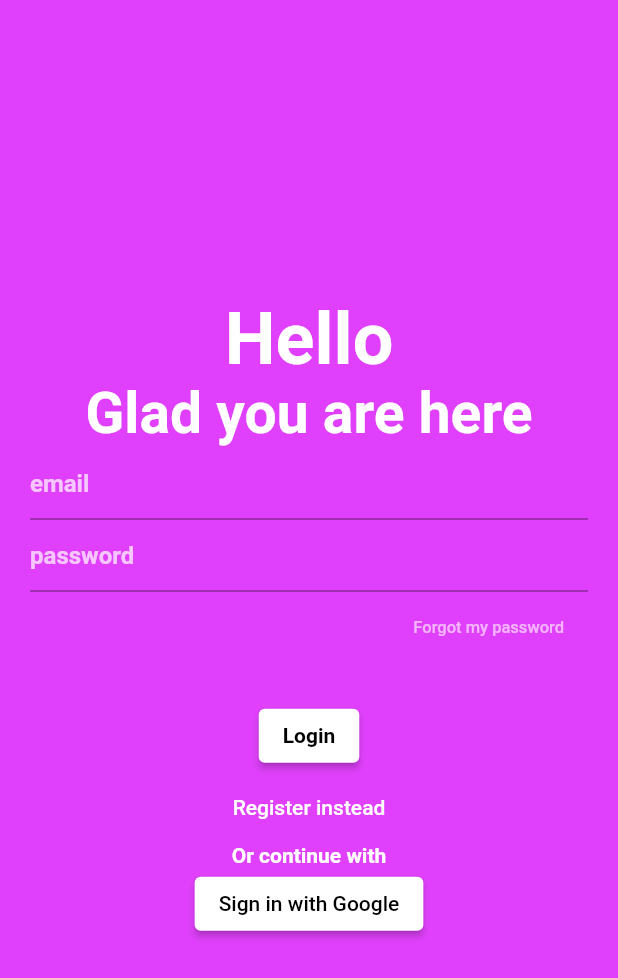
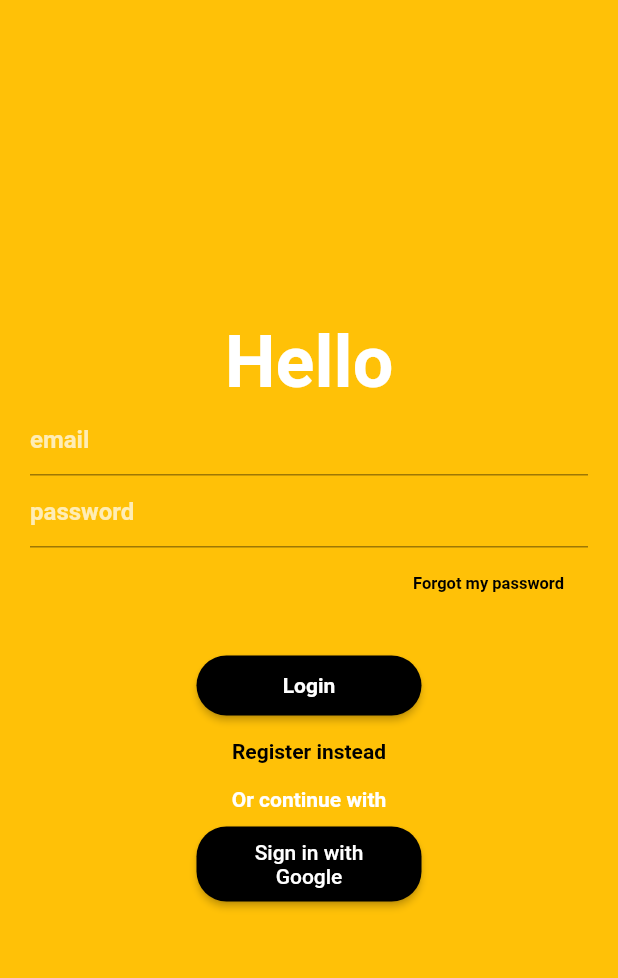
Before and after one commit to alejandromotadev/Yo-Virtual, a Flutter app: the screen it shows after launch, on a phone screen of 412 x 824 dp. Shown: the top 978 px of the screen. Run offline on Flutter 3.47's test engine with Material 2 defaults, Android fonts, the phone set to English and light mode, and no system bars; our stand-ins replace firebase_auth, firebase_core, google_sign_in; accounts and stored records are empty.

Commit message:
Style changed

```diff
--- a/lib/pages/components/on_login.dart
+++ b/lib/pages/components/on_login.dart
@@ -64,13 +64,21 @@ class _OnLoginState extends State<OnLogin> {
   }
 
   Widget _submitButton() {
-    return ElevatedButton(
-      style: ElevatedButton.styleFrom(backgroundColor: Colors.white),
-      onPressed:
-          isLogin ? signInWithEmailAndPassword : createUserWithEmailAndPassword,
+    return SizedBox(
+      width: 150,
+      height: 40,
+      child: ElevatedButton(
+        style: ElevatedButton.styleFrom(
+            backgroundColor: Colors.black,
+            shape: RoundedRectangleBorder(
+                borderRadius: BorderRadius.circular(20))),
+        onPressed: isLogin
+            ? signInWithEmailAndPassword
+            : createUserWithEmailAndPassword,
         child: Text(isLogin ? 'Login' : 'Register',
             style: const TextStyle(
-              color: Colors.black, fontWeight: FontWeight.bold)),
+                color: Colors.white, fontWeight: FontWeight.bold)),
+      ),
     );
   }
 
@@ -83,40 +91,46 @@ class _OnLoginState extends State<OnLogin> {
       },
       child: Text(isLogin ? 'Register instead' : 'Login instead',
           style: const TextStyle(
-              color: Colors.white, fontWeight: FontWeight.w500)),
+              color: Colors.black, fontWeight: FontWeight.bold)),
     );
   }
 
   Widget _title() {
     return Column(
       children: const [
-        Text('Hello',
+        Text(
+          'Hello',
           style: TextStyle(
-                color: Colors.white,
-                fontSize: 48,
-                fontWeight: FontWeight.bold)),
-        Text('Glad you are here',
-            style: TextStyle(
-                color: Colors.white,
-                fontSize: 38,
-                fontWeight: FontWeight.bold)),
+              color: Colors.white, fontSize: 48, fontWeight: FontWeight.bold),
+        ),
       ],
     );
   }
 
   Widget _loginSocial() {
-    return Row(
+    return Padding(
+      padding: const EdgeInsets.symmetric(vertical: 10.0),
+      child: Row(
         mainAxisAlignment: MainAxisAlignment.center,
         children: [
-        ElevatedButton(
+          SizedBox(
+            height: 50,
+            width: 150,
+            child: ElevatedButton(
               onPressed: () {
                 Auth().signInWithGoogle();
               },
-          style: ElevatedButton.styleFrom(backgroundColor: Colors.white),
+              style: ElevatedButton.styleFrom(
+                  backgroundColor: Colors.black,
+                  shape: RoundedRectangleBorder(
+                      borderRadius: BorderRadius.circular(20))),
               child: const Text('Sign in with Google',
-              style: TextStyle(color: Colors.black)),
+                  textAlign: TextAlign.center,
+                  style: TextStyle(color: Colors.white)),
+            ),
           )
         ],
+      ),
     );
   }
 
@@ -128,7 +142,7 @@ class _OnLoginState extends State<OnLogin> {
           onPressed: () {},
           child: const Text(
             'Forgot my password',
-            style: TextStyle(color: Colors.white60, fontSize: 11),
+            style: TextStyle(color: Colors.black, fontSize: 11, fontWeight: FontWeight.bold),
           ),
         ),
       ],
@@ -138,7 +152,7 @@ class _OnLoginState extends State<OnLogin> {
   @override
   Widget build(BuildContext context) {
     return Scaffold(
-      backgroundColor: Colors.purpleAccent,
+      backgroundColor: Colors.amber,
       body: Center(
         child: Padding(
           padding: const EdgeInsets.only(left: 20, right: 20),
```
Lines whose indentation alone changed are shown as unchanged.
